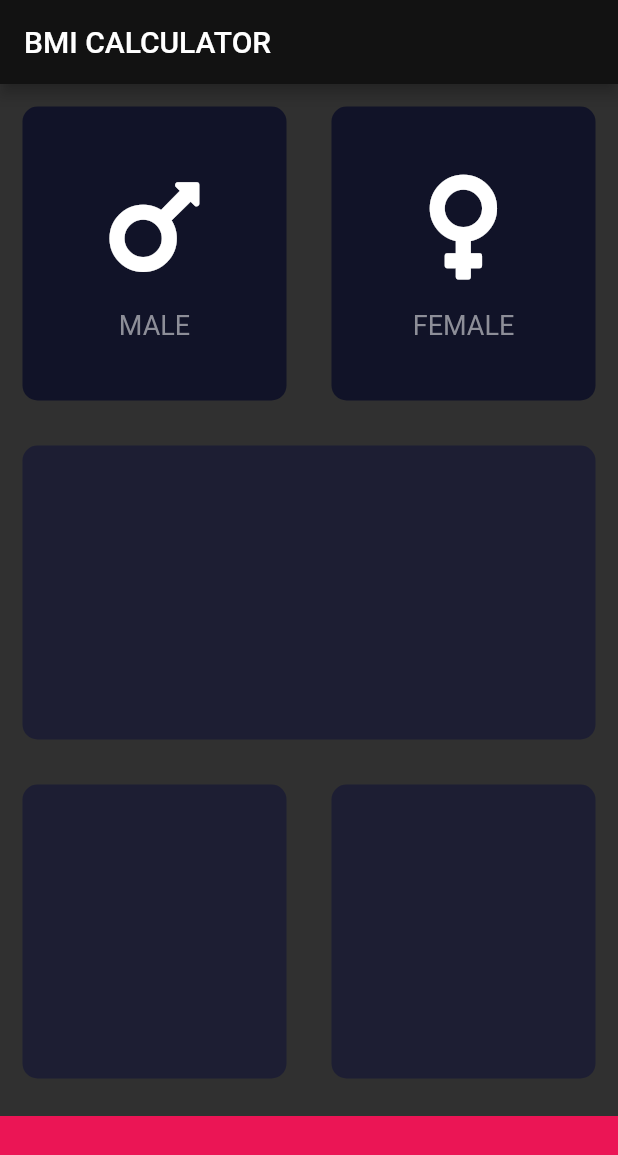
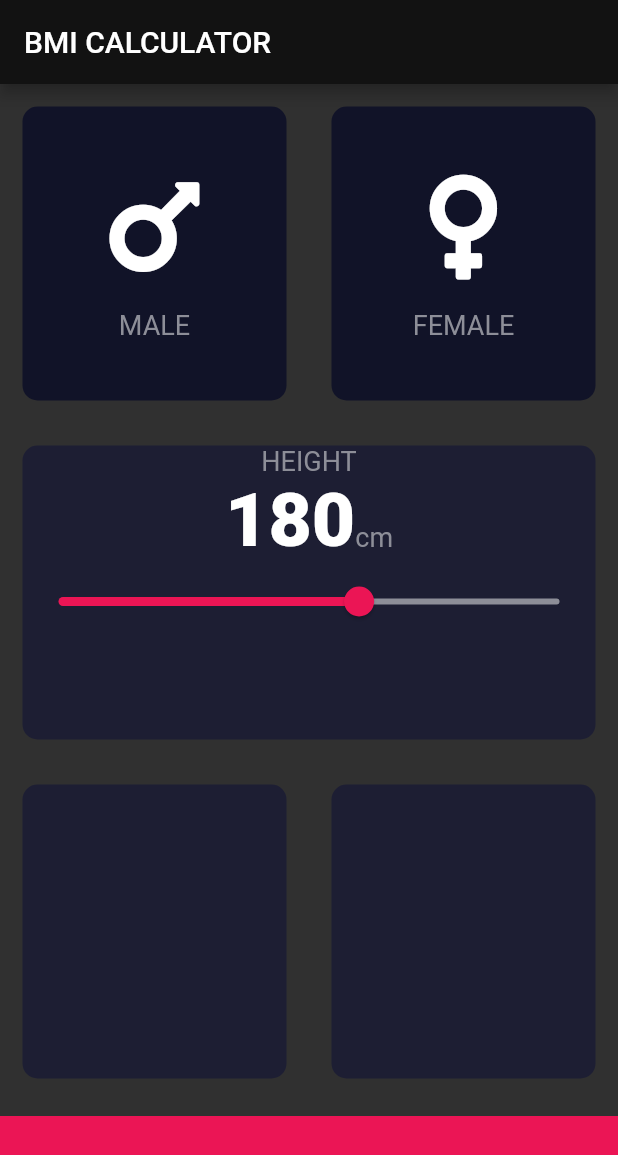
Before and after one commit to FilippBerzenin/bmi_calculator_flutter, a Flutter app: the screen it shows after launch, on a phone screen of 412 x 824 dp. Shown: the top 1155 px of the screen. Run offline on Flutter 3.47's test engine with Material 2 defaults, Android fonts, the phone set to English and light mode, and no system bars; our stand-ins replace font_awesome_flutter.

```diff
--- /dev/null
+++ b/lib/Constans.dart
@@ -0,0 +1,13 @@
+import 'dart:ui';
+
+const keyBottomContainerHeight = 80.0;
+const keyDefaultBoxColor = Color(0xFF1D1E33);
+const keyBottomContainerCollor = Color(0xFFEB1555);
+const keyIconTextColor = Color(0xFF8D8E98);
+const keyInactiveCodeColor = Color(0xFF111328);
+const keyActiveCodeColor = Color(0xFF1D1E33);
+
+enum Gender {
+  MALE,
+  FEMALE,
+}
--- a/lib/InputPage.dart
+++ b/lib/InputPage.dart
@@ -1,19 +1,9 @@
+import 'package:flutter/foundation.dart';
 import 'package:flutter/material.dart';
+import 'Constans.dart';
 import 'IconContent.dart';
 import 'ReuseableCode.dart';
 import 'package:font_awesome_flutter/font_awesome_flutter.dart';
-
-const bottomContainerHeight = 80.0;
-const defaultBoxColor = Color(0xFF1D1E33);
-const bottomContainerCollor = Color(0xFFEB1555);
-const iconTextColor = Color(0xFF8D8E98);
-const inactiveCodeColor = Color(0xFF111328);
-const activeCodeColor = Color(0xFF1D1E33);
-
-enum Gender {
-  MALE,
-  FEMALE,
-}
 
 class InputPage extends StatefulWidget {
   @override
@@ -21,9 +11,10 @@ class InputPage extends StatefulWidget {
 }
 
 class _InputPageState extends State<InputPage> {
-  Color maleCardColor = inactiveCodeColor;
-  Color femaleCardColor = inactiveCodeColor;
+  Color maleCardColor = keyInactiveCodeColor;
+  Color femaleCardColor = keyInactiveCodeColor;
   Gender selectGender;
+  int hight = 180;
 
   @override
   Widget build(BuildContext context) {
@@ -37,40 +28,36 @@ class _InputPageState extends State<InputPage> {
             child: Row(
               children: [
                 Expanded(
-                  child: GestureDetector(
-                    onTap: () {
+                  child: ReuseableCode(
+                    onPress: () {
                       setState(() {
                         selectGender = Gender.MALE;
                       });
                     },
-                    child: ReuseableCode(
                     color: selectGender == Gender.MALE
-                          ? activeCodeColor
-                          : inactiveCodeColor,
+                        ? keyActiveCodeColor
+                        : keyInactiveCodeColor,
                     cardChild: IconContent(
                       icon: FontAwesomeIcons.mars,
                       text: "MALE",
-                        textColor: iconTextColor,
-                      ),
+                      textColor: keyIconTextColor,
                     ),
                   ),
                 ),
                 Expanded(
-                  child: GestureDetector(
-                    onTap: () {
+                  child: ReuseableCode(
+                    onPress: () {
                       setState(() {
                         selectGender = Gender.FEMALE;
                       });
                     },
-                    child: ReuseableCode(
                     color: selectGender == Gender.FEMALE
-                          ? activeCodeColor
-                          : inactiveCodeColor,
+                        ? keyActiveCodeColor
+                        : keyInactiveCodeColor,
                     cardChild: IconContent(
                       icon: FontAwesomeIcons.venus,
                       text: "FEMALE",
-                        textColor: iconTextColor,
-                      ),
+                      textColor: keyIconTextColor,
                     ),
                   ),
                 ),
@@ -78,25 +65,71 @@ class _InputPageState extends State<InputPage> {
             ),
           ),
           Expanded(
-            child: ReuseableCode(color: defaultBoxColor),
+            child: ReuseableCode(
+              color: keyDefaultBoxColor,
+              cardChild: Column(
+                children: [
+                  Text(
+                    'HEIGHT',
+                    style: TextStyle(
+                      fontSize: 18.0,
+                      color: keyIconTextColor,
+                    ),
+                  ),
+                  Row(
+                    mainAxisAlignment: MainAxisAlignment.center,
+                    crossAxisAlignment: CrossAxisAlignment.baseline,
+                    textBaseline: TextBaseline.alphabetic,
+                    children: [
+                      Text(
+                        hight.toString(),
+                        style: TextStyle(
+                          fontSize: 50.0,
+                          fontWeight: FontWeight.w800,
+                        ),
+                      ),
+                      Text(
+                        'cm',
+                        style: TextStyle(
+                          fontSize: 18.0,
+                          color: keyIconTextColor,
+                        ),
+                      ),
+                    ],
+                  ),
+                  Slider(
+                    value: (hight.toDouble()),
+                    min: 120.0,
+                    max: 220.0,
+                    activeColor: Color(0xFFEB1555),
+                    inactiveColor: Color(0xFF8D8E98),
+                    onChanged: (newValue) {
+                      setState(() {
+                        hight = newValue.round();
+                      });
+                    },
+                  ),
+                ],
+              ),
+            ),
           ),
           Expanded(
             child: Row(
               children: [
                 Expanded(
-                  child: ReuseableCode(color: defaultBoxColor),
+                  child: ReuseableCode(color: keyDefaultBoxColor),
                 ),
                 Expanded(
-                  child: ReuseableCode(color: defaultBoxColor),
+                  child: ReuseableCode(color: keyDefaultBoxColor),
                 ),
               ],
             ),
           ),
           Container(
-            color: bottomContainerCollor,
+            color: keyBottomContainerCollor,
             margin: EdgeInsets.only(top: 10.0),
             width: double.infinity,
-            height: bottomContainerHeight,
+            height: keyBottomContainerHeight,
           )
         ],
       ),
--- a/lib/ReuseableCode.dart
+++ b/lib/ReuseableCode.dart
@@ -3,17 +3,21 @@ import 'package:flutter/material.dart';
 class ReuseableCode extends StatelessWidget {
   final Color color;
   final Widget cardChild;
+  final Function onPress;
 
-  ReuseableCode({@required this.color, this.cardChild});
+  ReuseableCode({@required this.color, this.cardChild, this.onPress});
 
   @override
   Widget build(BuildContext context) {
-    return Container(
-      child: this.cardChild,
-      margin: EdgeInsets.all(15.0),
-      decoration: BoxDecoration(
-        borderRadius: BorderRadius.circular(10.0),
-        color: this.color,
+    return GestureDetector(
+      onTap: onPress,
+      child: Container(
+        child: this.cardChild,
+        margin: EdgeInsets.all(15.0),
+        decoration: BoxDecoration(
+          borderRadius: BorderRadius.circular(10.0),
+          color: this.color,
+        ),
       ),
     );
   }
```
Lines whose indentation alone changed are shown as unchanged.
